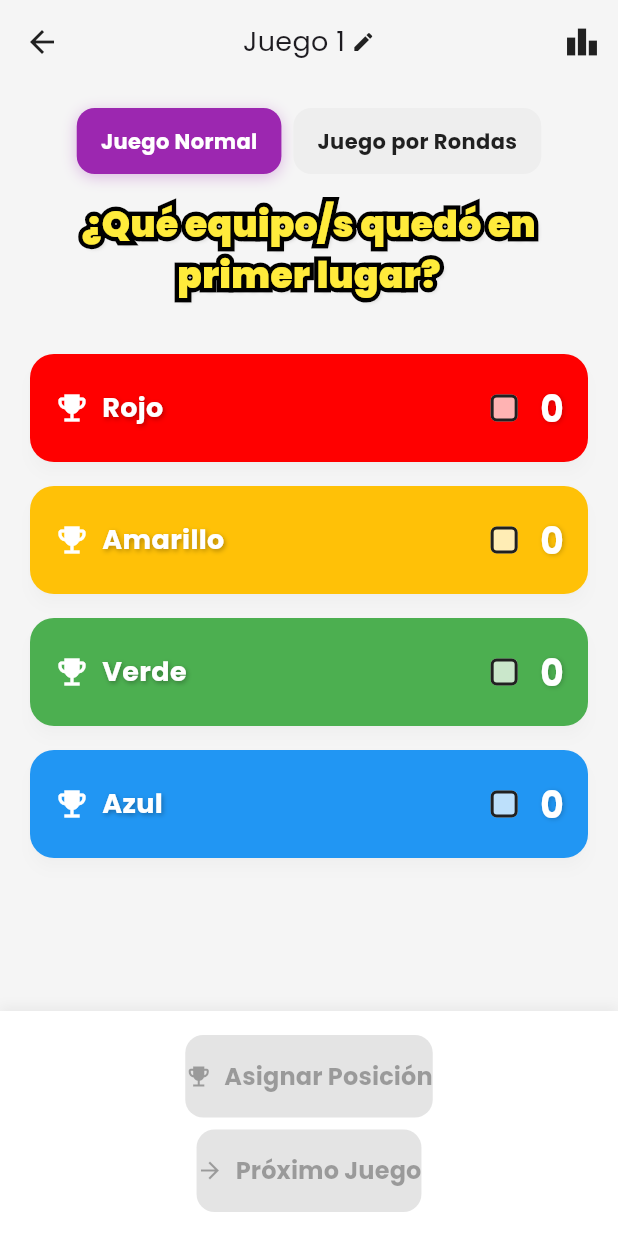
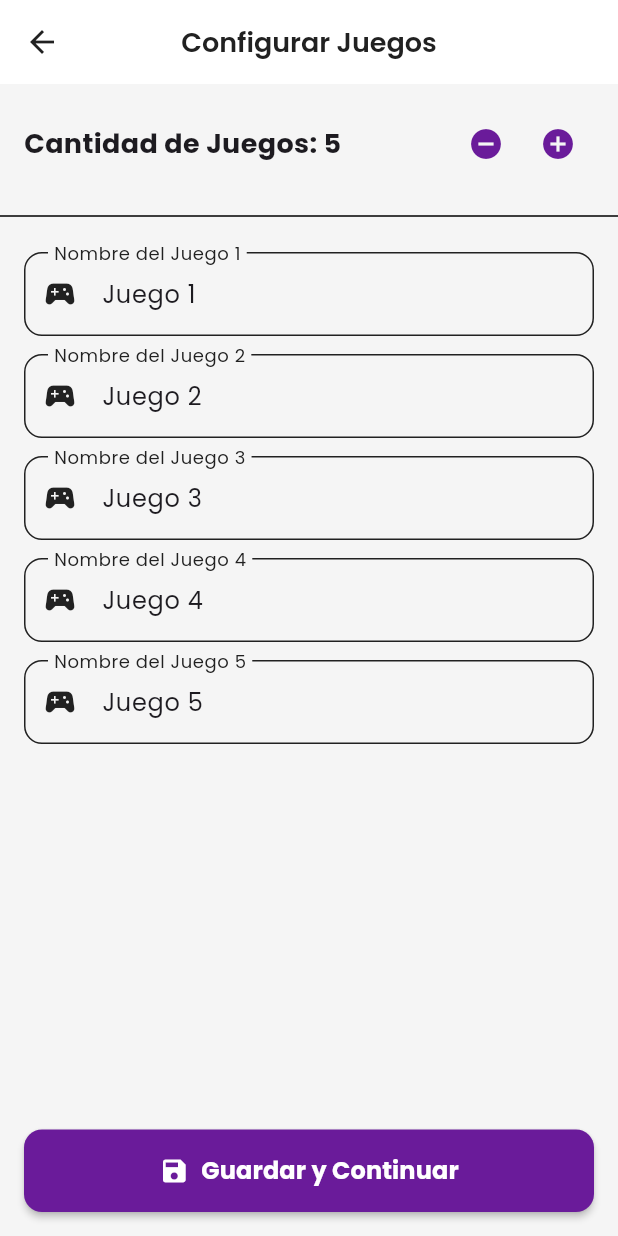
Before and after one commit to EbenCT/awana_games, a Flutter app: the screen it shows after launch, after a tap on "Nuevo Juego", on a phone screen of 412 x 824 dp. Run offline on Flutter 3.47's test engine with Material 3 defaults, Android fonts, the light colour scheme and no system bars; our stand-ins replace google_fonts, pdf, screenshot, share_plus, shared_preferences.

Commit message:
configiraciones inciales

```diff
--- a/lib/config/routes.dart
+++ b/lib/config/routes.dart
@@ -4,6 +4,7 @@ import '../screens/home_screen.dart';
 import '../screens/score_counter_screen.dart';
 import '../screens/standings_screen.dart';
 import '../screens/game_rounds_screen.dart';
+import '../screens/game_config_screen.dart'; // Importar la nueva pantalla
 
 class AppRoutes {
   static Route<dynamic> generateRoute(RouteSettings settings) {
@@ -15,10 +16,20 @@ class AppRoutes {
             const begin = Offset(0.0, 1.0);
             const end = Offset.zero;
             const curve = Curves.easeInOutCubic;
-
             var tween = Tween(begin: begin, end: end).chain(CurveTween(curve: curve));
             var offsetAnimation = animation.drive(tween);
-
+            return SlideTransition(position: offsetAnimation, child: child);
+          },
+        );
+      case '/game_config': // Nueva ruta para la configuración de juegos
+        return PageRouteBuilder(
+          pageBuilder: (context, animation, secondaryAnimation) => const GameConfigScreen(),
+          transitionsBuilder: (context, animation, secondaryAnimation, child) {
+            const begin = Offset(1.0, 0.0);
+            const end = Offset.zero;
+            const curve = Curves.easeOut;
+            var tween = Tween(begin: begin, end: end).chain(CurveTween(curve: curve));
+            var offsetAnimation = animation.drive(tween);
             return SlideTransition(position: offsetAnimation, child: child);
           },
         );
@@ -29,10 +40,8 @@ class AppRoutes {
             const begin = Offset(1.0, 0.0);
             const end = Offset.zero;
             const curve = Curves.easeInOut;
-
             var tween = Tween(begin: begin, end: end).chain(CurveTween(curve: curve));
             var offsetAnimation = animation.drive(tween);
-
             return SlideTransition(position: offsetAnimation, child: child);
           },
         );
@@ -53,10 +62,8 @@ class AppRoutes {
             var begin = const Offset(0.0, 1.0);
             var end = Offset.zero;
             var curve = Curves.easeOut;
-
             var tween = Tween(begin: begin, end: end).chain(CurveTween(curve: curve));
             var offsetAnimation = animation.drive(tween);
-
             return SlideTransition(position: offsetAnimation, child: child);
           },
         );
@@ -74,6 +81,7 @@ class AppRoutes {
 
   static final Map<String, WidgetBuilder> routes = {
     '/': (context) => const HomeScreen(),
+    '/game_config': (context) => const GameConfigScreen(), // Añadir la nueva ruta
     '/score': (context) => const ScoreCounterScreen(),
     '/standings': (context) => const StandingsScreen(),
     '/rounds': (context) => const GameRoundsScreen(),
--- a/lib/main.dart
+++ b/lib/main.dart
@@ -47,7 +47,9 @@ class MyApp extends StatelessWidget {
         debugShowCheckedModeBanner: false,
         theme: AppTheme.lightTheme,
         onGenerateRoute: AppRoutes.generateRoute,
+        // Siempre iniciamos en la pantalla principal
         initialRoute: '/',
+        routes: AppRoutes.routes,
       ),
     );
   }
--- a/lib/providers/game_provider.dart
+++ b/lib/providers/game_provider.dart
@@ -9,17 +9,31 @@ class GameProvider extends ChangeNotifier {
   List<int> _selectedNumbers = []; // Mantiene los números seleccionados
   bool _isLoading = false;
   bool _isInitialized = false;
+  bool _isConfigured = false; // Indica si la configuración inicial se ha completado
 
   List<Game> get games => _games;
   int get maxGridNumbers => _maxGridNumbers;
   List<int> get selectedNumbers => _selectedNumbers;
   bool get isLoading => _isLoading;
   bool get isInitialized => _isInitialized;
+  bool get isConfigured => _isConfigured;
+
+  // Obtener el índice del juego actual
+  int get currentGameIndex {
+    final currentIndex = _games.indexWhere((game) => game.isCurrent);
+    return currentIndex >= 0 ? currentIndex : 0;
+  }
+
+  // Obtener el juego actual
+  Game? get currentGame {
+    if (_games.isEmpty) return null;
+    final currentIndex = _games.indexWhere((game) => game.isCurrent);
+    return currentIndex >= 0 ? _games[currentIndex] : _games.first;
+  }
 
   // Inicializar el proveedor y cargar datos guardados
   Future<void> initialize() async {
     if (_isInitialized) return;
-
     _isLoading = true;
 
     try {
@@ -28,6 +42,13 @@ class GameProvider extends ChangeNotifier {
       if (savedGames != null && savedGames.isNotEmpty) {
         _games.clear();
         _games.addAll(savedGames);
+
+        // Si no hay juego marcado como actual, marcar el primero
+        if (!_games.any((game) => game.isCurrent)) {
+          _setGameAsCurrent(0);
+        }
+
+        _isConfigured = true; // Si hay juegos guardados, consideramos que está configurado
       }
 
       // Cargar la configuración de número máximo
@@ -36,13 +57,41 @@ class GameProvider extends ChangeNotifier {
         _maxGridNumbers = savedMaxNumbers;
       }
 
+      // Cargar estado de configuración
+      final configState = await StorageService.loadConfigState();
+      if (configState != null) {
+        _isConfigured = configState;
+      }
+
       _isInitialized = true;
     } catch (e) {
       debugPrint('Error initializing GameProvider: $e');
     } finally {
       _isLoading = false;
-      // Nota: No llamamos a notifyListeners() aquí porque puede causar problemas durante la inicialización
+      notifyListeners();
     }
+  }
+
+  // Método para configurar inicialmente los juegos
+  void configureGames(List<String> gameNames) {
+    _games.clear();
+
+    for (int i = 0; i < gameNames.length; i++) {
+      if (gameNames[i].isNotEmpty) {
+        _games.add(Game(
+          id: i + 1,
+          name: gameNames[i],
+          type: GameType.normal, // Por defecto todos son juegos normales
+          isCompleted: false,
+          isCurrent: i == 0, // El primer juego es el actual
+        ));
+      }
+    }
+
+    _isConfigured = true;
+    _saveGames();
+    _saveConfigState();
+    notifyListeners();
   }
 
   void addGame() {
@@ -51,7 +100,9 @@ class GameProvider extends ChangeNotifier {
       id: nextGameIndex,
       name: 'Juego $nextGameIndex',
       type: GameType.normal,
+      isCurrent: _games.isEmpty, // Si es el primer juego, marcarlo como actual
     ));
+
     _selectedNumbers.clear(); // Limpiar números seleccionados al añadir nuevo juego
     _saveGames();
     notifyListeners();
@@ -61,8 +112,10 @@ class GameProvider extends ChangeNotifier {
     _games.clear();
     _selectedNumbers.clear();
     _maxGridNumbers = 20; // Resetear a 20 al iniciar nuevos juegos
+    _isConfigured = false; // Resetear el estado de configuración
     _saveGames();
     _saveMaxGridNumbers();
+    _saveConfigState();
     notifyListeners();
   }
 
@@ -112,19 +165,28 @@ class GameProvider extends ChangeNotifier {
 
   void markGameAsCompleted(int gameIndex) {
     if (gameIndex >= 0 && gameIndex < _games.length) {
+      // Marcar el juego actual como completado
       _games[gameIndex] = Game(
         id: _games[gameIndex].id,
         name: _games[gameIndex].name,
         type: _games[gameIndex].type,
         isCompleted: true,
-        isCurrent: false,
+        isCurrent: false, // Ya no es el actual
       );
+
+      // Si hay un siguiente juego, marcarlo como actual
+      if (gameIndex < _games.length - 1) {
+        _setGameAsCurrent(gameIndex + 1);
+      }
+
       _saveGames();
       notifyListeners();
     }
   }
 
-  void setCurrentGame(int gameIndex) {
+  // Método privado para establecer un juego como actual
+  void _setGameAsCurrent(int gameIndex) {
+    if (gameIndex >= 0 && gameIndex < _games.length) {
       for (int i = 0; i < _games.length; i++) {
         _games[i] = Game(
           id: _games[i].id,
@@ -134,8 +196,50 @@ class GameProvider extends ChangeNotifier {
           isCurrent: i == gameIndex,
         );
       }
+    }
+  }
+
+  // Avanzar al siguiente juego
+  bool moveToNextGame() {
+    final currentIndex = _games.indexWhere((game) => game.isCurrent);
+
+    if (currentIndex >= 0 && currentIndex < _games.length - 1) {
+      // Marcar el juego actual como completado
+      _games[currentIndex] = Game(
+        id: _games[currentIndex].id,
+        name: _games[currentIndex].name,
+        type: _games[currentIndex].type,
+        isCompleted: true,
+        isCurrent: false,
+      );
+
+      // Establecer el siguiente juego como actual
+      _games[currentIndex + 1] = Game(
+        id: _games[currentIndex + 1].id,
+        name: _games[currentIndex + 1].name,
+        type: _games[currentIndex + 1].type,
+        isCompleted: false,
+        isCurrent: true,
+      );
+
       _saveGames();
       notifyListeners();
+      return true; // Indica que se pudo avanzar
+    }
+
+    return false; // No hay más juegos
+  }
+
+  // Verificar si hay más juegos después del actual
+  bool hasNextGame() {
+    final currentIndex = _games.indexWhere((game) => game.isCurrent);
+    return currentIndex >= 0 && currentIndex < _games.length - 1;
+  }
+
+  // Verificar si hay juegos anteriores al actual
+  bool hasPreviousGame() {
+    final currentIndex = _games.indexWhere((game) => game.isCurrent);
+    return currentIndex > 0;
   }
 
   // Métodos privados para guardar datos
@@ -154,4 +258,12 @@ class GameProvider extends ChangeNotifier {
       debugPrint('Error saving max grid numbers: $e');
     }
   }
+
+  Future<void> _saveConfigState() async {
+    try {
+      await StorageService.saveConfigState(_isConfigured);
+    } catch (e) {
+      debugPrint('Error saving config state: $e');
     }
+  }
+}
--- /dev/null
+++ b/lib/screens/game_config_screen.dart
@@ -0,0 +1,193 @@
+// lib/screens/game_config_screen.dart
+import 'package:flutter/material.dart';
+import 'package:provider/provider.dart';
+import '../providers/game_provider.dart';
+import '../config/theme.dart';
+import '../widgets/common/primary_button.dart';
+
+class GameConfigScreen extends StatefulWidget {
+  const GameConfigScreen({Key? key}) : super(key: key);
+
+  @override
+  State<GameConfigScreen> createState() => _GameConfigScreenState();
+}
+
+class _GameConfigScreenState extends State<GameConfigScreen> with SingleTickerProviderStateMixin {
+  late AnimationController _animationController;
+  final List<TextEditingController> _gameNameControllers = [];
+  int _gameCount = 5; // Por defecto comenzamos con 5 juegos
+  final _formKey = GlobalKey<FormState>();
+
+  @override
+  void initState() {
+    super.initState();
+    _animationController = AnimationController(
+      vsync: this,
+      duration: const Duration(milliseconds: 800),
+    )..forward();
+
+    // Inicializar controladores
+    _initControllers();
+  }
+
+  void _initControllers() {
+    _gameNameControllers.clear();
+    for (int i = 0; i < _gameCount; i++) {
+      _gameNameControllers.add(TextEditingController(text: 'Juego ${i + 1}'));
+    }
+  }
+
+  @override
+  void dispose() {
+    _animationController.dispose();
+    for (var controller in _gameNameControllers) {
+      controller.dispose();
+    }
+    super.dispose();
+  }
+
+  void _increaseGameCount() {
+    if (_gameCount < 15) { // Limitamos a un máximo de 15 juegos
+      setState(() {
+        _gameCount++;
+        _gameNameControllers.add(TextEditingController(text: 'Juego $_gameCount'));
+      });
+    } else {
+      ScaffoldMessenger.of(context).showSnackBar(
+        const SnackBar(
+          content: Text('Máximo 15 juegos permitidos'),
+          backgroundColor: Colors.orange,
+        ),
+      );
+    }
+  }
+
+  void _decreaseGameCount() {
+    if (_gameCount > 1) { // Mínimo debe haber 1 juego
+      setState(() {
+        _gameNameControllers.last.dispose();
+        _gameNameControllers.removeLast();
+        _gameCount--;
+      });
+    }
+  }
+
+  void _saveConfiguration() {
+    if (_formKey.currentState!.validate()) {
+      final gameNames = _gameNameControllers.map((controller) => controller.text.trim()).toList();
+
+      // Guardar la configuración en el provider
+      final gameProvider = Provider.of<GameProvider>(context, listen: false);
+      gameProvider.configureGames(gameNames);
+
+      // Navegar a la pantalla de puntuación
+      Navigator.pushReplacementNamed(context, '/score');
+    }
+  }
+
+  @override
+  Widget build(BuildContext context) {
+    return Scaffold(
+      appBar: AppBar(
+        title: const Text('Configurar Juegos'),
+        elevation: 0,
+      ),
+      body: SafeArea(
+        child: Form(
+          key: _formKey,
+          child: Column(
+            children: [
+              Padding(
+                padding: const EdgeInsets.all(16.0),
+                child: Row(
+                  mainAxisAlignment: MainAxisAlignment.spaceBetween,
+                  children: [
+                    Text(
+                      'Cantidad de Juegos: $_gameCount',
+                      style: const TextStyle(
+                        fontSize: 18,
+                        fontWeight: FontWeight.bold,
+                      ),
+                    ),
+                    Row(
+                      children: [
+                        IconButton(
+                          onPressed: _decreaseGameCount,
+                          icon: const Icon(Icons.remove_circle),
+                          color: AppTheme.primaryColor,
+                          tooltip: 'Disminuir cantidad de juegos',
+                        ),
+                        IconButton(
+                          onPressed: _increaseGameCount,
+                          icon: const Icon(Icons.add_circle),
+                          color: AppTheme.primaryColor,
+                          tooltip: 'Aumentar cantidad de juegos',
+                        ),
+                      ],
+                    ),
+                  ],
+                ),
+              ),
+              const Divider(),
+              Expanded(
+                child: FadeTransition(
+                  opacity: _animationController,
+                  child: ListView.builder(
+                    padding: const EdgeInsets.all(16.0),
+                    itemCount: _gameCount,
+                    itemBuilder: (context, index) {
+                      return SlideTransition(
+                        position: Tween<Offset>(
+                          begin: Offset(1.0, 0.0),
+                          end: Offset.zero,
+                        ).animate(CurvedAnimation(
+                          parent: _animationController,
+                          curve: Interval(
+                            index / (_gameCount * 2),
+                            (index + 1) / _gameCount,
+                            curve: Curves.easeOutCubic,
+                          ),
+                        )),
+                        child: Padding(
+                          padding: const EdgeInsets.only(bottom: 12.0),
+                          child: TextFormField(
+                            controller: _gameNameControllers[index],
+                            decoration: InputDecoration(
+                              labelText: 'Nombre del Juego ${index + 1}',
+                              prefixIcon: const Icon(Icons.sports_esports),
+                              border: OutlineInputBorder(
+                                borderRadius: BorderRadius.circular(12),
+                              ),
+                              filled: true,
+                              fillColor: Colors.grey[100],
+                            ),
+                            validator: (value) {
+                              if (value == null || value.trim().isEmpty) {
+                                return 'Por favor ingresa un nombre para este juego';
+                              }
+                              return null;
+                            },
+                          ),
+                        ),
+                      );
+                    },
+                  ),
+                ),
+              ),
+              Padding(
+                padding: const EdgeInsets.all(16.0),
+                child: PrimaryButton(
+                  text: 'Guardar y Continuar',
+                  icon: Icons.save,
+                  onPressed: _saveConfiguration,
+                  fullWidth: true,
+                  variant: ButtonVariant.primary,
+                ),
+              ),
+            ],
+          ),
+        ),
+      ),
+    );
+  }
+}
--- a/lib/screens/home_screen.dart
+++ b/lib/screens/home_screen.dart
@@ -143,7 +143,6 @@ class _HomeScreenState extends State<HomeScreen> with SingleTickerProviderStateM
               );
             },
           ),
-
           // Logo and content
           SafeArea(
             child: Center(
@@ -212,9 +211,7 @@ class _HomeScreenState extends State<HomeScreen> with SingleTickerProviderStateM
                       ),
                     ),
                   ),
-
                   const SizedBox(height: 48),
-
                   // Animated game icons
                   Padding(
                     padding: const EdgeInsets.symmetric(horizontal: 20),
@@ -259,8 +256,7 @@ class _HomeScreenState extends State<HomeScreen> with SingleTickerProviderStateM
               ),
             ),
           ),
-
-          // Bottom button with animation - Usando AnimatedOpacity en lugar de TweenAnimationBuilder
+          // Bottom button with animation
           Positioned(
             left: 24,
             right: 24,
@@ -281,7 +277,7 @@ class _HomeScreenState extends State<HomeScreen> with SingleTickerProviderStateM
                   // Verificar si hay juegos en curso
                   Consumer<GameProvider>(
                     builder: (context, gameProvider, child) {
-                      if (gameProvider.games.isNotEmpty) {
+                      if (gameProvider.games.isNotEmpty && gameProvider.isConfigured) {
                         return Padding(
                           padding: const EdgeInsets.only(bottom: 16),
                           child: PrimaryButton(
@@ -299,7 +295,6 @@ class _HomeScreenState extends State<HomeScreen> with SingleTickerProviderStateM
                       return const SizedBox.shrink();
                     },
                   ),
-
                   // Botón de nuevo juego
                   PrimaryButton(
                     text: 'Nuevo Juego',
@@ -308,10 +303,8 @@ class _HomeScreenState extends State<HomeScreen> with SingleTickerProviderStateM
                       // Reiniciar equipos y juegos
                       teamsProvider.resetScores();
                       gameProvider.resetGames();
-                      // Crear el primer juego
-                      gameProvider.addGame();
-                      // Navegar a la tabla de posiciones
-                      Navigator.of(context).pushNamed('/score');
+                      // Navegar a la pantalla de configuración
+                      Navigator.of(context).pushNamed('/game_config');
                     },
                     backgroundColor: Colors.purple,
                     fullWidth: true,
--- a/lib/services/storage_service.dart
+++ b/lib/services/storage_service.dart
@@ -9,6 +9,7 @@ class StorageService {
   static const String _teamsKey = 'teams';
   static const String _gamesKey = 'games';
   static const String _maxGridNumbersKey = 'maxGridNumbers';
+  static const String _configStateKey = 'configState'; // Nueva clave para el estado de configuración
 
   // Guardar equipos
   static Future<void> saveTeams(List<Team> teams) async {
@@ -21,7 +22,6 @@ class StorageService {
       'roundPoints': team.roundPoints,
       'gameScores': team.gameScores,
     }).toList();
-
     await prefs.setString(_teamsKey, jsonEncode(teamsData));
   }
 
@@ -29,9 +29,7 @@ class StorageService {
   static Future<List<Team>?> loadTeams() async {
     final prefs = await SharedPreferences.getInstance();
     final teamsString = prefs.getString(_teamsKey);
-
     if (teamsString == null) return null;
-
     try {
       final List<dynamic> teamsData = jsonDecode(teamsString);
       return teamsData.map((data) => Team(
@@ -58,7 +56,6 @@ class StorageService {
       'isCurrent': game.isCurrent,
       'type': game.type.index,
     }).toList();
-
     await prefs.setString(_gamesKey, jsonEncode(gamesData));
   }
 
@@ -66,9 +63,7 @@ class StorageService {
   static Future<List<Game>?> loadGames() async {
     final prefs = await SharedPreferences.getInstance();
     final gamesString = prefs.getString(_gamesKey);
-
     if (gamesString == null) return null;
-
     try {
       final List<dynamic> gamesData = jsonDecode(gamesString);
       return gamesData.map((data) => Game(
@@ -96,11 +91,24 @@ class StorageService {
     return prefs.getInt(_maxGridNumbersKey);
   }
 
+  // Nuevo: Guardar estado de configuración
+  static Future<void> saveConfigState(bool isConfigured) async {
+    final prefs = await SharedPreferences.getInstance();
+    await prefs.setBool(_configStateKey, isConfigured);
+  }
+
+  // Nuevo: Cargar estado de configuración
+  static Future<bool?> loadConfigState() async {
+    final prefs = await SharedPreferences.getInstance();
+    return prefs.getBool(_configStateKey);
+  }
+
   // Limpiar todos los datos guardados
   static Future<void> clearAllData() async {
     final prefs = await SharedPreferences.getInstance();
     await prefs.remove(_teamsKey);
     await prefs.remove(_gamesKey);
     await prefs.remove(_maxGridNumbersKey);
+    await prefs.remove(_configStateKey); // Incluir la nueva clave
   }
 }
--- a/lib/widgets/score_counter/game_app_bar.dart
+++ b/lib/widgets/score_counter/game_app_bar.dart
@@ -4,12 +4,12 @@ import '../../models/game.dart';
 
 class GameAppBar extends StatelessWidget implements PreferredSizeWidget {
   final Game? currentGame;
-  final VoidCallback onEditGame;
+  final VoidCallback? onEditGame; // Cambiar a que acepte nulo
 
   const GameAppBar({
     Key? key,
     required this.currentGame,
-    required this.onEditGame,
+    this.onEditGame, // Hacer opcional
   }) : super(key: key);
 
   @override
@@ -21,7 +21,7 @@ class GameAppBar extends StatelessWidget implements PreferredSizeWidget {
               child: Material(
                 color: Colors.transparent,
                 child: InkWell(
-                  onTap: onEditGame,
+                  onTap: onEditGame, // Ya acepta nulo
                   borderRadius: BorderRadius.circular(16),
                   child: Padding(
                     padding: const EdgeInsets.symmetric(horizontal: 8.0, vertical: 4.0),
@@ -39,7 +39,8 @@ class GameAppBar extends StatelessWidget implements PreferredSizeWidget {
                           ),
                         ),
                         const SizedBox(width: 4),
-                        const Icon(Icons.edit, size: 16),
+                        if (onEditGame != null) // Solo mostrar el icono si hay una función
+                          const Icon(Icons.edit, size: 16),
                       ],
                     ),
                   ),
--- a/lib/widgets/score_counter/game_bottom_bar.dart
+++ b/lib/widgets/score_counter/game_bottom_bar.dart
@@ -10,6 +10,7 @@ class GameBottomBar extends StatelessWidget {
   final VoidCallback onAssignPosition;
   final VoidCallback onCalculateResult;
   final VoidCallback onNextGame;
+  final bool isLastGame;
 
   const GameBottomBar({
     Key? key,
@@ -20,6 +21,7 @@ class GameBottomBar extends StatelessWidget {
     required this.onAssignPosition,
     required this.onCalculateResult,
     required this.onNextGame,
+    this.isLastGame = false,
   }) : super(key: key);
 
   @override
@@ -71,9 +73,9 @@ class GameBottomBar extends StatelessWidget {
           ),
         const SizedBox(height: 8),
         _buildAnimatedButton(
-          text: 'Próximo Juego',
-          icon: Icons.arrow_forward,
-          backgroundColor: Colors.blue,
+          text: isLastGame ? 'Ver Tabla Final' : 'Siguiente Juego',
+          icon: isLastGame ? Icons.leaderboard : Icons.arrow_forward,
+          backgroundColor: isLastGame ? Colors.purple : Colors.blue,
           isEnabled: allTeamsAssigned,
           onPressed: allTeamsAssigned ? onNextGame : null,
         ),
@@ -114,9 +116,9 @@ class GameBottomBar extends StatelessWidget {
           ),
         Expanded(
           child: _buildAnimatedButton(
-            text: 'Próximo Juego',
-            icon: Icons.arrow_forward,
-            backgroundColor: Colors.blue,
+            text: isLastGame ? 'Ver Tabla Final' : 'Siguiente Juego',
+            icon: isLastGame ? Icons.leaderboard : Icons.arrow_forward,
+            backgroundColor: isLastGame ? Colors.purple : Colors.blue,
             isEnabled: allTeamsAssigned,
             onPressed: allTeamsAssigned ? onNextGame : null,
           ),
```
Also changed, not shown: lib/screens/score_counter_screen.dart (+55 -18 lines), lib/widgets/common/configuration_menu.dart (+22 -13 lines), lib/widgets/standings/game_navigator.dart (+15 -2 lines), lib/widgets/standings/navigation_header.dart (+8 -6 lines). Lines whose indentation alone changed are shown as unchanged.
